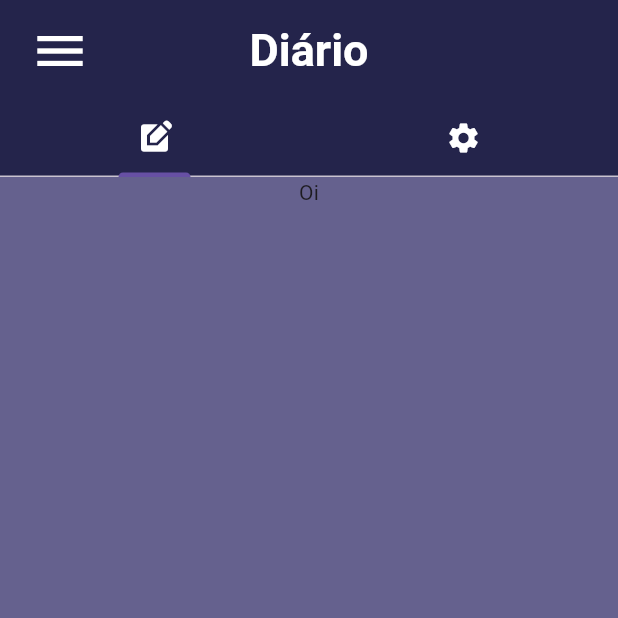
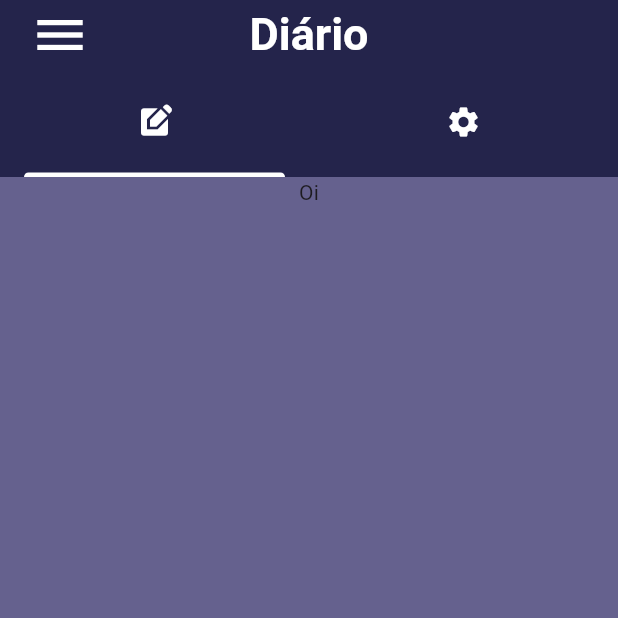
Before and after one commit to barbosa-jp/avaliacao-flutter-1, a Flutter app: the screen it shows after launch, on a phone screen of 412 x 824 dp, the top half of it. Run offline on Flutter 3.47's test engine with Material 3 defaults, Android fonts, the phone set to English and light mode, and no system bars.

Commit message:
fix: tamanho e linha debaixo das abas

```diff
--- a/avaliacao_1/lib/src/abas/presentation/aba.dart
+++ b/avaliacao_1/lib/src/abas/presentation/aba.dart
@@ -7,11 +7,17 @@ class Aba extends StatelessWidget {
 
   @override
   Widget build(BuildContext context) {
-    return IconButton(
-      onPressed: () {},
-      icon: Icon(
-        icone,
-        color: Colors.white
+    return SizedBox(
+      height: 70,
+      child: Row(
+        mainAxisSize: MainAxisSize.max,
+        mainAxisAlignment: MainAxisAlignment.center,
+        children: [
+          Icon(
+            icone,
+            color: Colors.white,
+          )
+        ]
       )
     );
   }
--- a/avaliacao_1/lib/src/diario/presentation/diario.dart
+++ b/avaliacao_1/lib/src/diario/presentation/diario.dart
@@ -33,6 +33,8 @@ class Diario extends StatelessWidget {
               ),
               backgroundColor: const Color.fromRGBO(36, 36, 75, 1),
               bottom: const TabBar(
+                dividerColor: Colors.transparent,
+                indicatorColor: Colors.white,
                 tabs: [
                   Aba(icone: Icons.edit_square),
                   Aba(icone: Icons.settings)
```
